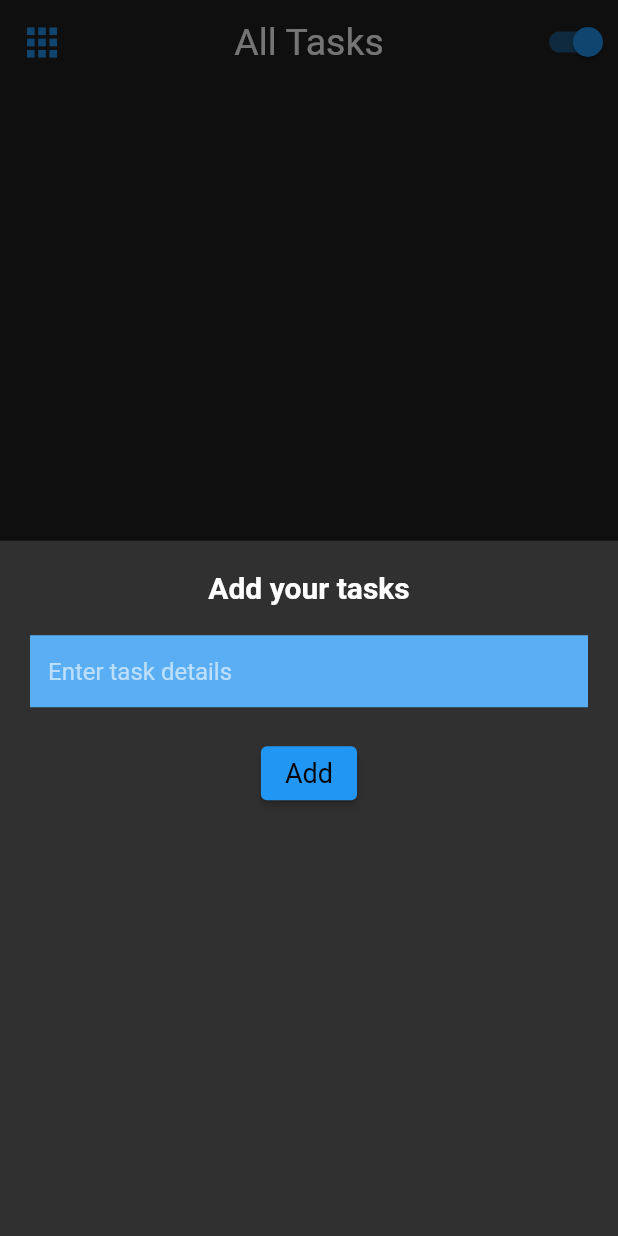
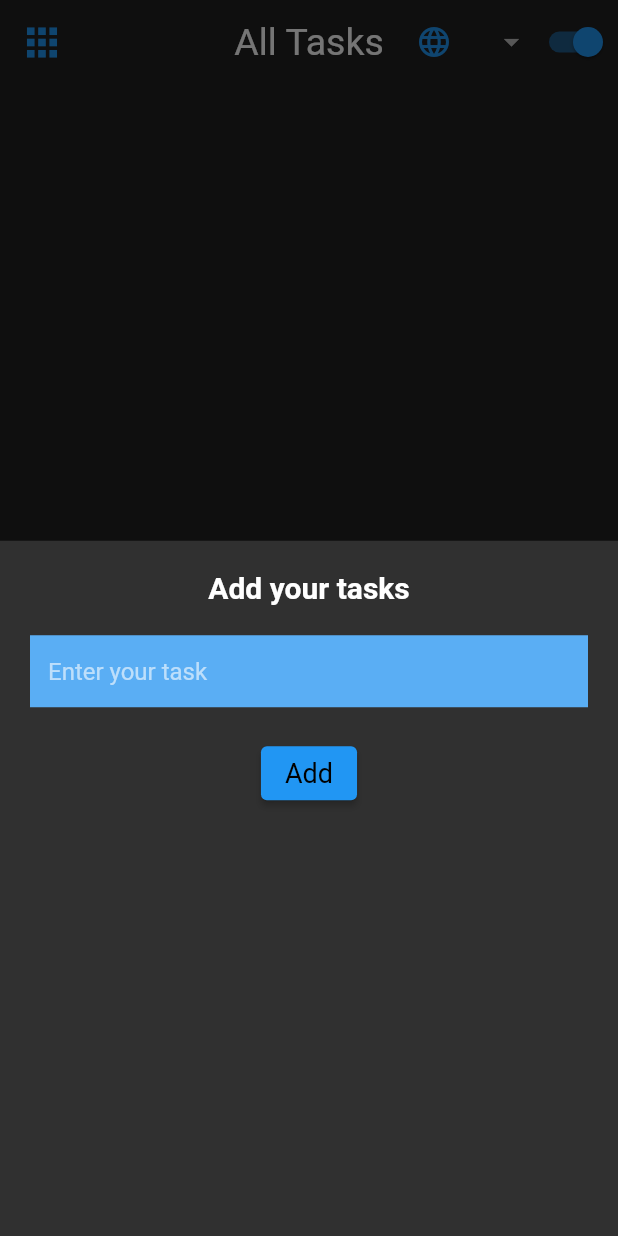
Before and after one commit to qubeena07/Flutter-ToDo-App, a Flutter app: the screen it shows after launch, after a tap on the "add" icon, on a phone screen of 412 x 824 dp. Run offline on Flutter 3.47's test engine with Material 2 defaults, Android fonts, the phone set to English and light mode, and no system bars; our stand-ins replace hive, hive_flutter; accounts and stored records are empty; generated files the repository leaves out were written again.

```diff
--- a/lib/l10n/app_ne.arb
+++ b/lib/l10n/app_ne.arb
@@ -1,4 +1,8 @@
 {
     "language":"नेपाली",
-    "allTasks":"सबै कार्य"
+    "allTasks":"सबै कार्य",
+    "addTasks":"आफ्नो कार्यहरू थप्नुहोस्",
+    "addButton":"थप्नुहोस्",
+    "hintText":"आफ्नो कार्य यहाँ लेख्नुहोस्",
+    "editButton":"परिवर्तन"
 }
--- a/lib/provider/todo_provider.dart
+++ b/lib/provider/todo_provider.dart
@@ -22,4 +22,9 @@ class TodoProvider extends ChangeNotifier {
     // _listItems.removeAt(index);
     notifyListeners();
   }
+
+  void editTodo(int key, String task) {
+    myBox.put(key, task);
+    notifyListeners();
+  }
 }
--- a/lib/view/home_screen.dart
+++ b/lib/view/home_screen.dart
@@ -1,6 +1,8 @@
 import 'package:flutter/material.dart';
 import 'package:provider/provider.dart';
 import 'package:todo_app/provider/todo_provider.dart';
+import 'package:todo_app/utils/validation_mixin.dart';
+import 'package:todo_app/widget/language_picker_widget.dart';
 
 import '../widget/change_theme_button_widget.dart';
 import 'package:flutter_gen/gen_l10n/app_localizations.dart';
@@ -14,9 +16,6 @@ class HomeScreen extends StatefulWidget {
 
 class _HomeScreenState extends State<HomeScreen> {
   TextEditingController controller = TextEditingController();
-  // TextEditingController title = TextEditingController();
-
-  //final List<String> items = List.from(listItems);
 
   // final _myBox = Hive.box('listItems');
 
@@ -24,8 +23,6 @@ class _HomeScreenState extends State<HomeScreen> {
   void initState() {
     setState(() {});
     super.initState();
-    // TodoProvider().getTodoList();
-    // log(TodoProvider().getTodoList().toString());
   }
 
   void addItemToList(String task) {
@@ -36,17 +33,20 @@ class _HomeScreenState extends State<HomeScreen> {
     Provider.of<TodoProvider>(context, listen: false).removeTodo(index);
   }
 
+  void editItemToList(int key, String task) {
+    Provider.of<TodoProvider>(context, listen: false).editTodo(key, task);
+  }
+
   @override
   void dispose() {
     super.dispose();
     //controller.dispose();
   }
 
+  final GlobalKey<FormState> _formKey = GlobalKey<FormState>();
+
   @override
   Widget build(BuildContext context) {
-    // final text = Provider.of<ThemeProvider>(context).themeMode == ThemeMode.dark
-    //     ? 'DarkTheme'
-    //     : 'LightTheme';
     return Scaffold(
       appBar: AppBar(
         title: Text(
@@ -67,6 +67,7 @@ class _HomeScreenState extends State<HomeScreen> {
               size: 30,
             )),
         actions: const [
+          LanguagePickerWidget(),
           ChangeThemeButtonWidget(),
         ],
       ),
@@ -81,6 +82,12 @@ class _HomeScreenState extends State<HomeScreen> {
                 ),
                 margin: const EdgeInsets.all(10),
                 child: ListTile(
+                  onTap: () {
+                    taskForm(
+                        task: todo.getTodoList.values.toList()[index],
+                        key: todo.getTodoList.keys.toList()[index],
+                        isEdit: true);
+                  },
                   trailing: IconButton(
                       onPressed: () {
                         showDialog(
@@ -114,9 +121,10 @@ class _HomeScreenState extends State<HomeScreen> {
             }));
       })),
       floatingActionButton: FloatingActionButton(
+        key: const Key("floatingButton"),
         backgroundColor: Colors.blue,
         onPressed: () {
-          taskForm();
+          taskForm(isEdit: false);
         },
         child: const Icon(Icons.add),
       ),
@@ -125,56 +133,77 @@ class _HomeScreenState extends State<HomeScreen> {
     );
   }
 
-  taskForm() {
+  taskForm({String? task, required bool isEdit, int? key}) {
+    setState(() {
+      controller.clear();
+      isEdit ? controller.text = task.toString() : null;
+    });
     return showModalBottomSheet(
         context: context,
         builder: (context) {
-          return Container(
+          return Form(
+            key: _formKey,
+            child: Container(
               padding: const EdgeInsets.all(20),
               child: Column(
                 children: [
-                const Text(
-                  "Add your tasks",
-                  style: TextStyle(fontSize: 20, fontWeight: FontWeight.w700),
+                  Text(
+                    AppLocalizations.of(context)!.addTasks,
+                    style: const TextStyle(
+                        fontSize: 20, fontWeight: FontWeight.w700),
                   ),
                   const SizedBox(
                     height: 20,
                   ),
-                TextField(
+                  TextFormField(
+                    key: const Key("taskDetails"),
                     controller: controller,
+                    validator: (value) =>
+                        ValidationMixin().validateTask(value!),
+                    // (value) =>
+                    //     value!.isEmpty ? 'Please enter the task' : null,
+                    //initialValue: controller.,
+
                     // maxLines: 5,
-                  decoration: const InputDecoration(
+                    decoration: InputDecoration(
                       border: InputBorder.none,
                       filled: true,
-                    fillColor: Color.fromARGB(255, 90, 174, 244),
-                    hintText: "Enter task details",
+                      fillColor: const Color.fromARGB(255, 90, 174, 244),
+                      hintText: AppLocalizations.of(context)!.hintText,
                     ),
                   ),
                   const SizedBox(
                     height: 20,
                   ),
                   ElevatedButton(
+                      key: const Key("addButton"),
                       style: ElevatedButton.styleFrom(
                           primary: Colors.blue,
                           textStyle: const TextStyle(
                             fontSize: 20,
                           )),
-                    onPressed: () {
-                      // final key = Random().nextInt(1000000);
-                      addItemToList(controller.text);
-                      // log(Provider.of<TodoProvider>(context, listen: false)
-                      //     .getTodoList
-                      //     .toString());
+                      onPressed: () async {
+                        if (_formKey.currentState!.validate()) {
+                          isEdit
+                              ? editItemToList(key!, controller.text)
+                              : addItemToList(controller.text);
 
                           setState(() {
                             controller.clear();
                           });
+                        } else {
+                          print("please enter task");
+
+                          return;
+                        }
                       },
-                    child: const Text(
-                      "Add",
-                      style: TextStyle(fontSize: 18),
+                      child: Text(
+                        isEdit ? "Edit" : "Add",
+                        // AppLocalizations.of(context)!.addButton,
+                        style: const TextStyle(fontSize: 18),
                       ))
                 ],
+              ),
             ),
           );
         });
--- a/lib/widget/language_picker_widget.dart
+++ b/lib/widget/language_picker_widget.dart
@@ -8,13 +8,35 @@ class LanguagePickerWidget extends StatelessWidget {
 
   @override
   Widget build(BuildContext context) {
-    final locale = Localizations.localeOf(context);
-    final getLanguage = L10n.getLang(locale.languageCode);
+    //final locale = Localizations.localeOf(context);
+    // final getLanguage = L10n.getLang(locale.languageCode);
     final provider = Provider.of<LocaleProvider>(context);
-    return Container();
-    // DropdownButtonHideUnderline(
-    //     child: DropdownButton(
-    //         items:
-    //         onChanged: (_) {}));
+    final locale = provider.locale;
+
+    return DropdownButtonHideUnderline(
+      child: DropdownButton(
+        hint: const Icon(
+          Icons.language,
+          color: Colors.blue,
+        ),
+        value: locale,
+        items: L10n.all.map((e) {
+          final lang = L10n.getLang(e.languageCode);
+          return DropdownMenuItem(
+            value: e,
+            onTap: () {
+              final provider =
+                  Provider.of<LocaleProvider>(context, listen: false);
+
+              provider.setLocale(e);
+            },
+            child: Center(
+              child: Text(lang),
+            ),
+          );
+        }).toList(),
+        onChanged: (_) {},
+      ),
+    );
   }
 }
--- a/pubspec.yaml
+++ b/pubspec.yaml
@@ -44,6 +44,8 @@ dependencies:
   flutter_localizations:
     sdk: flutter
   intl: ^0.17.0
+  toast_flutter: ^0.0.1
+  fluttertoast: ^8.0.9
 
 dev_dependencies:
   flutter_test:
```
Also changed, not shown: lib/l10n/app_en.arb (+18 -0 lines), lib/utils/validation_mixin.dart (added, +20 -0 lines), pubspec.lock, 1 other file. Lines whose indentation alone changed are shown as unchanged.
